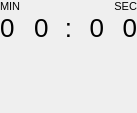
This is src/TimeArea.ui in ModPlugPlayer/LCDDisplayWidget as Qt 5 draws it before an edit. The edited form follows.
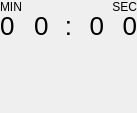
This is the edited form.

Commit message: Font arrangements

```diff
--- a/src/TimeArea.ui
+++ b/src/TimeArea.ui
@@ -99,20 +99,29 @@
    </item>
    <item row="0" column="0" colspan="2">
     <widget class="QLabel" name="min">
+     <property name="sizePolicy">
+      <sizepolicy hsizetype="Preferred" vsizetype="Fixed">
+       <horstretch>0</horstretch>
+       <verstretch>0</verstretch>
+      </sizepolicy>
+     </property>
+     <property name="minimumSize">
+      <size>
+       <width>11</width>
+       <height>0</height>
+      </size>
+     </property>
      <property name="maximumSize">
       <size>
        <width>16777215</width>
-       <height>15</height>
+       <height>11</height>
       </size>
      </property>
      <property name="font">
-      <font>
-       <pointsize>-1</pointsize>
-      </font>
+      <font/>
      </property>
      <property name="styleSheet">
-      <string notr="true">font-size: 11px;
-margin-top: -1px; /*Should be negative or zero*/</string>
+      <string notr="true">margin-top: -1px; /*Should be negative or zero*/</string>
      </property>
      <property name="text">
       <string>MIN</string>
@@ -196,20 +205,29 @@
    </item>
    <item row="0" column="3" colspan="2">
     <widget class="QLabel" name="sec">
+     <property name="sizePolicy">
+      <sizepolicy hsizetype="Preferred" vsizetype="Fixed">
+       <horstretch>0</horstretch>
+       <verstretch>0</verstretch>
+      </sizepolicy>
+     </property>
+     <property name="minimumSize">
+      <size>
+       <width>11</width>
+       <height>0</height>
+      </size>
+     </property>
      <property name="maximumSize">
       <size>
        <width>16777215</width>
-       <height>15</height>
+       <height>11</height>
       </size>
      </property>
      <property name="font">
-      <font>
-       <pointsize>-1</pointsize>
-      </font>
+      <font/>
      </property>
      <property name="styleSheet">
-      <string notr="true">font-size: 11px;
-margin-top: -1px; /*Should be negative or zero*/</string>
+      <string notr="true">margin-top: -1px; /*Should be negative or zero*/</string>
      </property>
      <property name="text">
       <string>SEC</string>
```
The commit also changes 7 other files.
